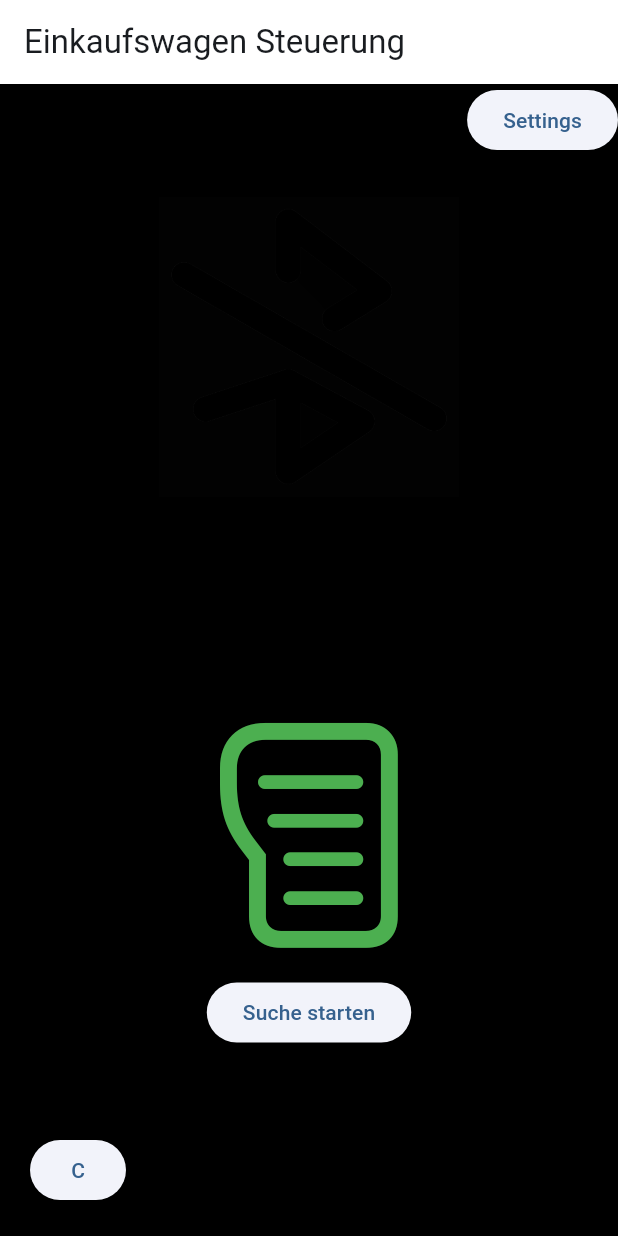
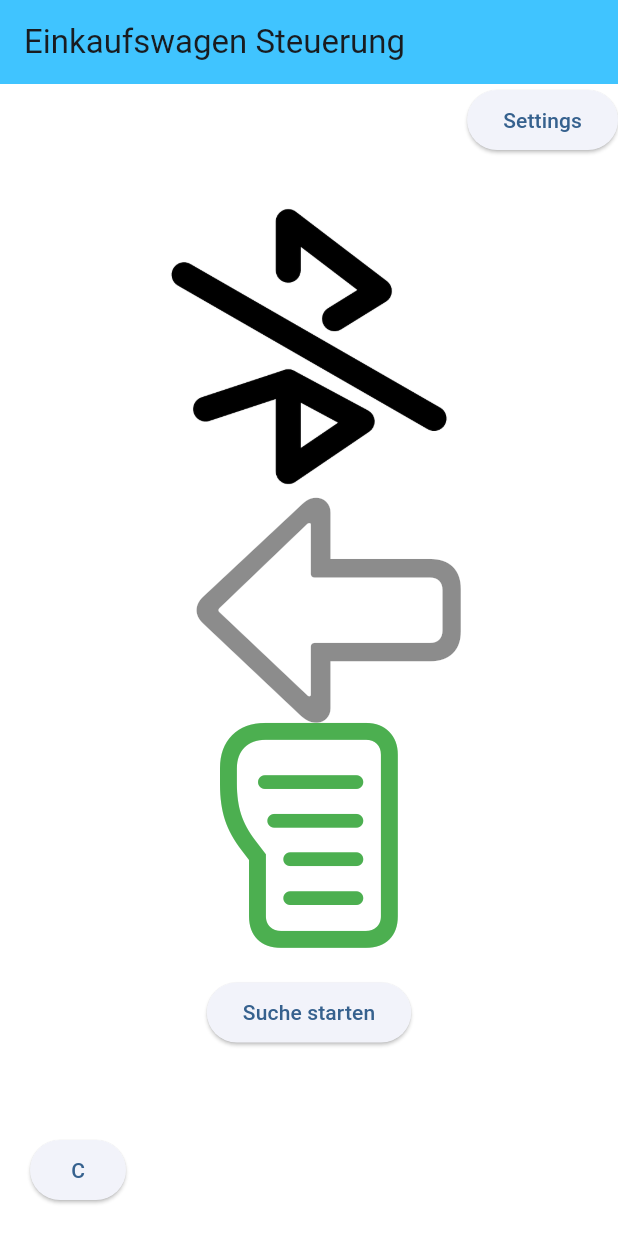
Before and after one commit to flo-sem/steuerung_ek, a Flutter app: the screen it shows after launch, on a phone screen of 412 x 824 dp. Run offline on Flutter 3.47's test engine with Material 3 defaults, Android fonts, the phone set to English and light mode, and no system bars; our stand-ins replace convert, flutter_blue_plus, font_awesome_flutter, sleek_circular_slider, vibration.

Commit message:
implemented icon and background color change in dark mode

```diff
--- a/lib/main.dart
+++ b/lib/main.dart
@@ -148,20 +148,20 @@ class _StartPage extends State<StartPage> {
 
     Brightness currentBrightness = MediaQuery.of(context).platformBrightness;
 
-    Color lightBackgroundColor = Colors.white;
-    Color darkBackgroundColor = Colors.black;
+   // Color lightBackgroundColor = Colors.white;
+   // Color darkBackgroundColor = Colors.black;
 
     var appState = context.watch<MyAppState>();
     return Consumer<StateManager>(builder: (context, stateManager, child) {
       return Scaffold(
 
           backgroundColor: currentBrightness == Brightness.dark
-              ? lightBackgroundColor
-              : darkBackgroundColor,
+              ? stateManager.darkBackgroundColor
+              : stateManager.backgroundColor,
           appBar: AppBar(title: const Text('Einkaufswagen Steuerung'),
             backgroundColor: currentBrightness == Brightness.dark
-                ? darkBackgroundColor
-                : lightBackgroundColor,//stateManager.appbarColor,
+                ? stateManager.darkAppbarColor
+                : stateManager.appbarColor,//stateManager.appbarColor,
           ),
           body: Stack(children: <Widget>[
             Align(
@@ -192,7 +192,7 @@ class _StartPage extends State<StartPage> {
 
                       Icon(EK_Icons.arrowshape_left,
                         size: 150,
-                        color: Colors.black45,
+                        color: currentBrightness == Brightness.dark ? Colors.white : Colors.black45 ,
                       ),
                   Icon(EK_Icons.pedal_accelerator ,
                   size: 150,
@@ -286,15 +286,15 @@ class _SettingsPage extends State<SettingsPage> {
                       SizedBox(width: 16),
                       ElevatedButton(
                         onPressed: () {
-                          stateManager.setBackgroundColor(Colors.white);
+                          //stateManager.setBackgroundColor(Colors.white);
                         },
                         child: Text('Weiß'),
                       ),
                       SizedBox(width: 16),
                       ElevatedButton(
                         onPressed: () {
-                          stateManager.setBackgroundColor(
-                              const Color.fromARGB(255, 255, 55, 122));
+                         // stateManager.setBackgroundColor(
+                             // const Color.fromARGB(255, 255, 55, 122));
                         },
                         child: Text('Pink'),
                       ),
--- a/lib/state_manager.dart
+++ b/lib/state_manager.dart
@@ -28,12 +28,16 @@ class StateManager with ChangeNotifier {
   String get batteryImage => _batteryImage;
 
   Color _backgroundColor = Colors.white;
-
   Color get backgroundColor => _backgroundColor;
 
+  Color _darkBackgroundColor = Colors.black;
+  Color get darkBackgroundColor => _darkBackgroundColor;
+
   Color _appbarColor = Colors.lightBlueAccent;
+  Color get appbarColor => _appbarColor;
 
-  Color get appbarColor => _appbarColor;
+  Color _darkAppbarColor = Colors.deepPurpleAccent ;
+  Color get darkAppbarColor => _darkAppbarColor;
 
   /* properties for ble send interval control */
 
@@ -63,13 +67,5 @@ class StateManager with ChangeNotifier {
     notifyListeners();
   }
 
-  void setBackgroundColor(Color value) {
-    _backgroundColor = value;
-    notifyListeners();
-  }
 
-  void setAppbarColor(Color value) {
-    _appbarColor = value;
-    notifyListeners();
-  }
 }
```
Also changed, not shown: pubspec.lock.
